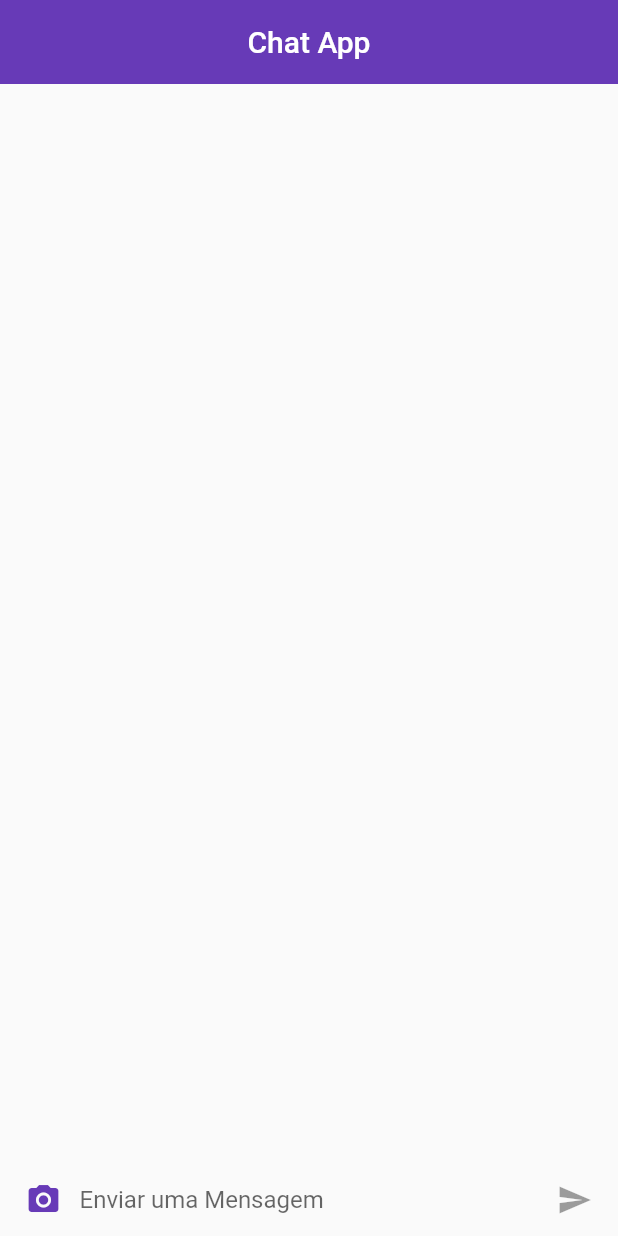
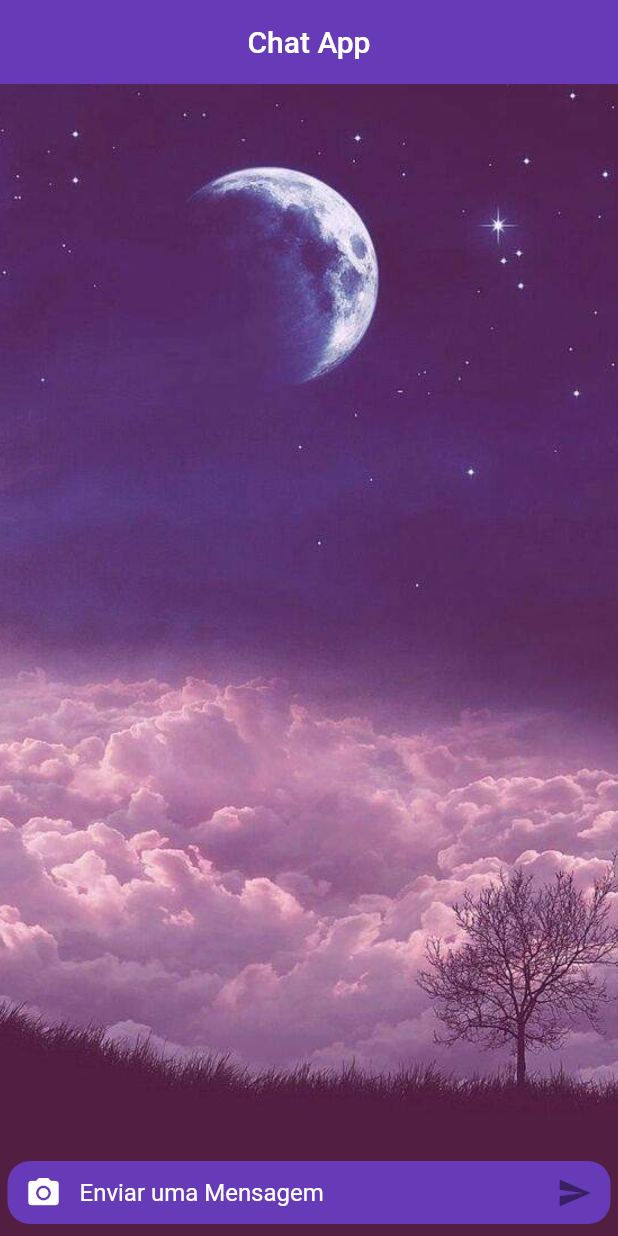
Before and after one commit to MichelHanzenScheeren/chat_online, a Flutter app: the screen it shows after launch, on a phone screen of 412 x 824 dp. Run offline on Flutter 3.47's test engine with Material 2 defaults, Android fonts, the phone set to English and light mode, and no system bars; our stand-ins replace cloud_firestore, firebase_auth, firebase_storage, google_sign_in, image_picker; accounts and stored records are empty.

Commit message:
Melhorias na constrção das mensagens, mudanças de cores dos textos e ícones, inserção de imagem de fundo.

```diff
--- a/lib/app/myApp.dart
+++ b/lib/app/myApp.dart
@@ -1,5 +1,4 @@
 import 'package:flutter/material.dart';
-import 'package:chatonline/app/pages/homePage/home.dart';
 import 'package:chatonline/app/pages/chatPage/chat.dart';
 
 class MyApp extends StatelessWidget {
@@ -9,9 +8,17 @@ class MyApp extends StatelessWidget {
       title: "Chat Online",
       debugShowCheckedModeBanner: false,
       theme: ThemeData(
-        primarySwatch: Colors.deepPurple,
+        disabledColor: Colors.black45,
+        primaryColor: Colors.deepPurple,
+        hintColor: Colors.white,
+        textTheme: TextTheme(
+          body1: TextStyle(color: Colors.white),
+        ),
         iconTheme: IconThemeData(
-          color: Colors.deepPurple,
+          color: Colors.white,
+        ),
+        inputDecorationTheme: InputDecorationTheme(
+          hintStyle: TextStyle(color: Colors.white),
         ),
       ),
       home: Chat(),
--- a/lib/app/pages/chatPage/chat.dart
+++ b/lib/app/pages/chatPage/chat.dart
@@ -73,11 +73,25 @@ class _ChatState extends State<Chat> {
               : Container()
         ],
       ),
-      body: Column(
+      body: Stack(
         children: <Widget>[
-          ConstructBody(),
-          isLoadingImg ? LinearProgressIndicator() : Container(),
-          TextComposer(sendMessage),
+          Container(
+            decoration: BoxDecoration(
+              image: DecorationImage(
+                image: AssetImage(
+                  "images/background.jpg",
+                ),
+                fit: BoxFit.cover,
+              ),
+            ),
+          ),
+          Column(
+            children: <Widget>[
+              ConstructBody(),
+              isLoadingImg ? LinearProgressIndicator() : Container(),
+              TextComposer(sendMessage),
+            ],
+          ),
         ],
       ),
     );
--- a/lib/app/pages/chatPage/textComposer.dart
+++ b/lib/app/pages/chatPage/textComposer.dart
@@ -17,8 +17,15 @@ class _TextComposerState extends State<TextComposer> {
   @override
   Widget build(BuildContext context) {
     return Container(
-      margin: const EdgeInsets.symmetric(horizontal: 5),
+      height: 42,
+      decoration: BoxDecoration(
+        shape: BoxShape.rectangle,
+        borderRadius: BorderRadius.circular(15),
+        color: Colors.deepPurple,
+      ),
+      margin: const EdgeInsets.symmetric(horizontal: 5, vertical: 8),
       child: Row(
+        crossAxisAlignment: CrossAxisAlignment.center,
         children: <Widget>[
           IconButton(
             icon: Icon(Icons.photo_camera),
@@ -28,8 +35,9 @@ class _TextComposerState extends State<TextComposer> {
             child: TextField(
               controller: _controller,
               decoration: InputDecoration.collapsed(
-                hintText: "Enviar uma Mensagem",
-              ),
+                  hintText: "Enviar uma Mensagem",
+                  hintStyle: TextStyle(fontSize: 16)),
+              style: TextStyle(color: Colors.white, fontSize: 16),
               onChanged: (text) {
                 setState(() => _haveText = text.isNotEmpty);
               },
--- a/pubspec.yaml
+++ b/pubspec.yaml
@@ -46,8 +46,8 @@ flutter:
   uses-material-design: true
 
   # To add assets to your application, add an assets section, like this:
-  # assets:
-  #  - images/a_dot_burr.jpeg
+  assets:
+   - images/background.jpg
   #  - images/a_dot_ham.jpeg
 
   # An image asset can refer to one or more resolution-specific "variants", see
```
Also changed, not shown: lib/app/pages/chatPage/chatMessage.dart (+28 -20 lines), lib/app/pages/chatPage/constructBody.dart (+6 -1 lines), images/background.jpg (added).
